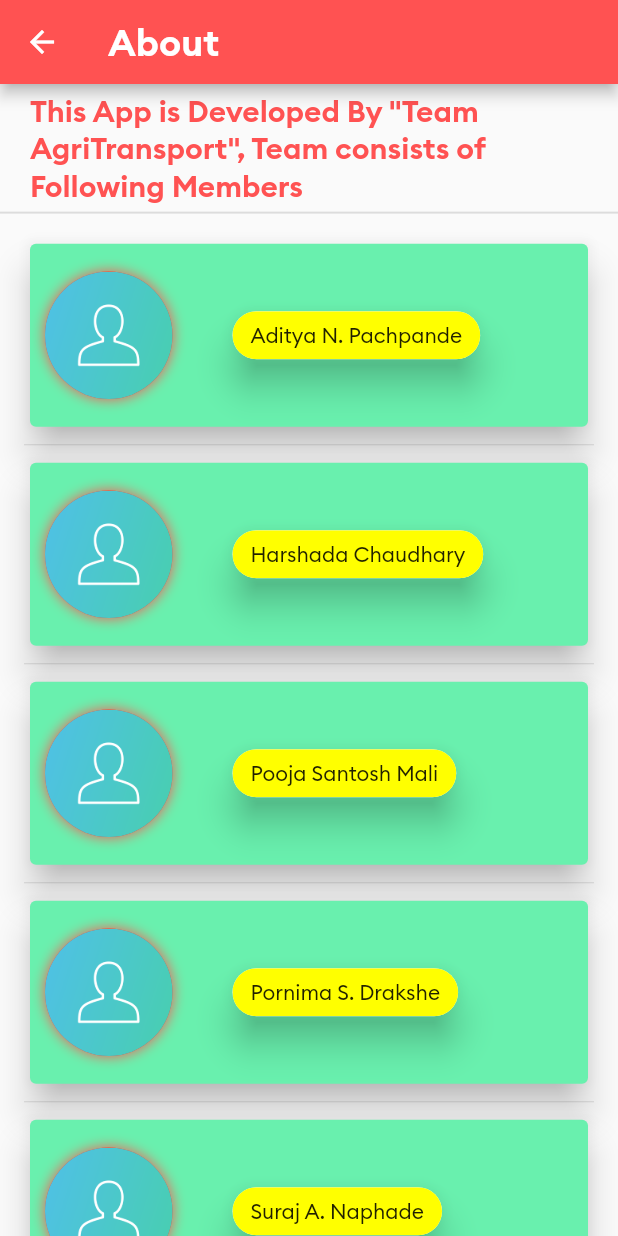
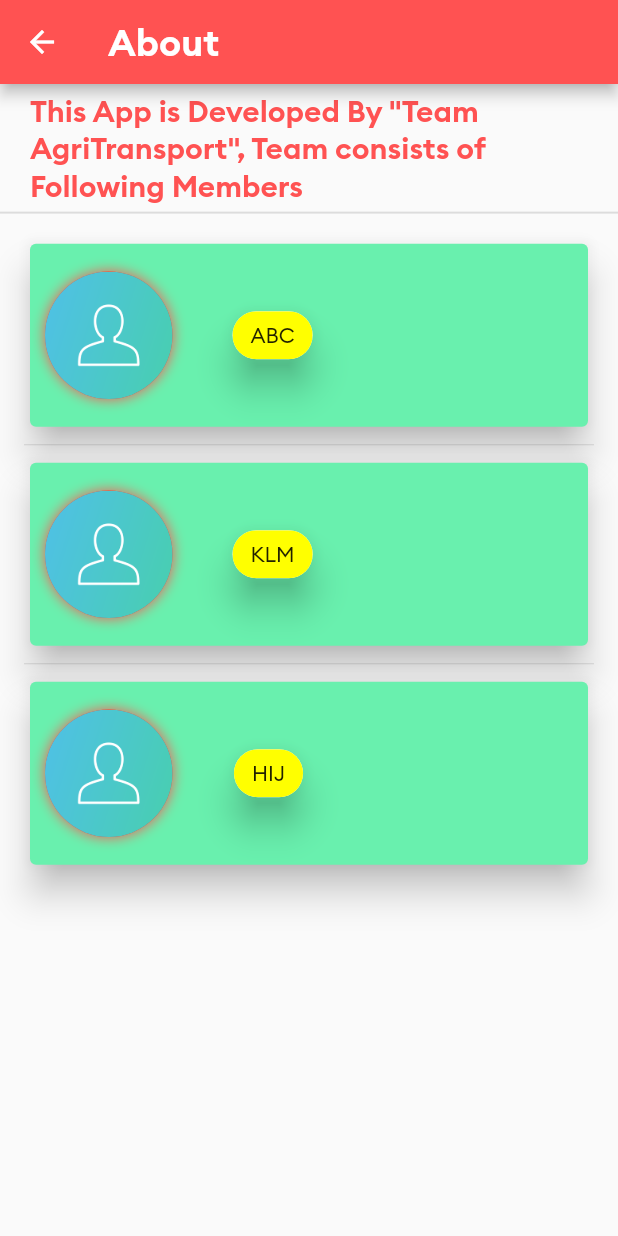
Before and after one commit to adityapachpande/AgriTransport-User, a Flutter app: the AboutScreen screen opened directly, on a phone screen of 412 x 824 dp. Run offline on Flutter 3.47's test engine with Material 2 defaults, Android fonts, the phone set to English and light mode, and no system bars; our stand-ins replace animated_text_kit, connectivity, firebase_auth, firebase_core, firebase_database, font_awesome_flutter and 3 more; missing offline and left inert: flutter_geofire, flutter_polyline_points; accounts and stored records are empty.

Commit message:
Update About.dart

```diff
--- a/lib/screens/About.dart
+++ b/lib/screens/About.dart
@@ -8,7 +8,7 @@ class AboutScreen extends StatelessWidget {
   @override
   Widget build(BuildContext context) {
 
-    final List<String> members = <String>['Aditya N. Pachpande', 'Harshada Chaudhary', 'Pooja Santosh Mali', 'Pornima S. Drakshe','Suraj A. Naphade', ];
+    final List<String> members = <String>['ABC', 'KLM', 'HIJ' ];
 
     return new Scaffold(
 
```
